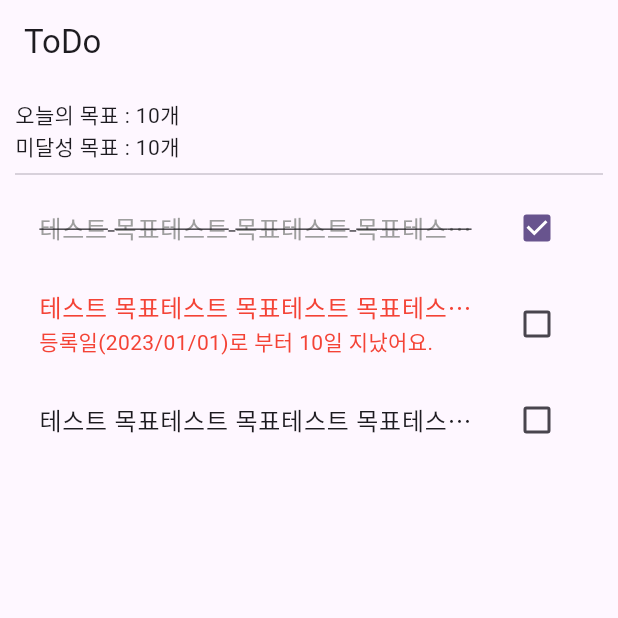
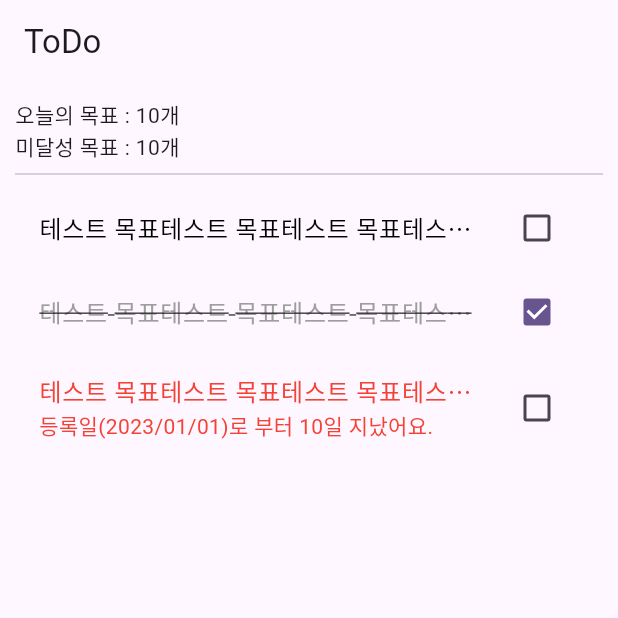
Before and after one commit to KimKyungWon0519/todo_application, a Flutter app: the screen it shows after launch, on a phone screen of 412 x 824 dp, the top half of it. Run offline on Flutter 3.47's test engine with Material 3 defaults, Android fonts, the phone set to English and light mode, and no system bars; our stand-ins replace go_router.

Commit message:
FEAT: Create todo tile

```diff
--- /dev/null
+++ b/lib/src/features/main/presentation/pages/main_page/local_widgets/todo_tile.dart
@@ -0,0 +1,49 @@
+import 'package:flutter/material.dart';
+import 'package:todo_application/src/features/main/domain/entities/todo_status.dart';
+
+class TodoTile extends StatelessWidget {
+  final TodoStatus todoStatus;
+
+  const TodoTile({
+    super.key,
+    required this.todoStatus,
+  });
+
+  @override
+  Widget build(BuildContext context) {
+    return CheckboxListTile(
+      value: todoStatus == TodoStatus.achieved,
+      onChanged: (value) {},
+      title: Text(
+        '테스트 목표' * 10,
+        overflow: TextOverflow.ellipsis,
+        maxLines: 1,
+        style: TextStyle(
+          decoration: todoStatus == TodoStatus.achieved
+              ? TextDecoration.lineThrough
+              : null,
+          color: _getColor(),
+        ),
+      ),
+      subtitle: todoStatus == TodoStatus.notAchieved
+          ? Text(
+              '등록일(2023/01/01)로 부터 10일 지났어요.',
+              style: TextStyle(
+                color: _getColor(),
+              ),
+            )
+          : null,
+    );
+  }
+
+  Color _getColor() {
+    switch (todoStatus) {
+      case TodoStatus.achieved:
+        return Colors.grey;
+      case TodoStatus.notAchieved:
+        return Colors.red;
+      default:
+        return Colors.black;
+    }
+  }
+}
--- a/lib/src/features/main/presentation/pages/main_page/main_page.dart
+++ b/lib/src/features/main/presentation/pages/main_page/main_page.dart
@@ -1,5 +1,7 @@
 import 'package:flutter/material.dart';
+import 'package:todo_application/src/features/main/domain/entities/todo_status.dart';
 import 'package:todo_application/src/features/main/presentation/pages/main_page/local_widgets/goal_status.dart';
+import 'package:todo_application/src/features/main/presentation/pages/main_page/local_widgets/todo_tile.dart';
 
 class MainPage extends StatelessWidget {
   const MainPage({super.key});
@@ -18,44 +20,12 @@ class MainPage extends StatelessWidget {
             const AchievedTodo(),
             const NotAchievedTodo(),
             const Divider(),
-            CheckboxListTile(
-              value: true,
-              onChanged: (value) {},
-              title: Text(
-                '테스트 목표' * 10,
-                overflow: TextOverflow.ellipsis,
-                maxLines: 1,
-                style: const TextStyle(
-                  decoration: TextDecoration.lineThrough,
-                  color: Colors.grey,
-                ),
-              ),
-            ),
-            CheckboxListTile(
-              value: false,
-              onChanged: (value) {},
-              title: Text(
-                '테스트 목표' * 10,
-                overflow: TextOverflow.ellipsis,
-                maxLines: 1,
-                style: const TextStyle(
-                  color: Colors.red,
-                ),
-              ),
-              subtitle: const Text(
-                '등록일(2023/01/01)로 부터 10일 지났어요.',
-                style: TextStyle(
-                  color: Colors.red,
-                ),
-              ),
-            ),
-            CheckboxListTile(
-              value: false,
-              onChanged: (value) {},
-              title: Text(
-                '테스트 목표' * 10,
-                overflow: TextOverflow.ellipsis,
-                maxLines: 1,
+            Expanded(
+              child: ListView.builder(
+                itemBuilder: (context, index) {
+                  return TodoTile(todoStatus: TodoStatus.values[index]);
+                },
+                itemCount: TodoStatus.values.length,
               ),
             ),
           ],
```
